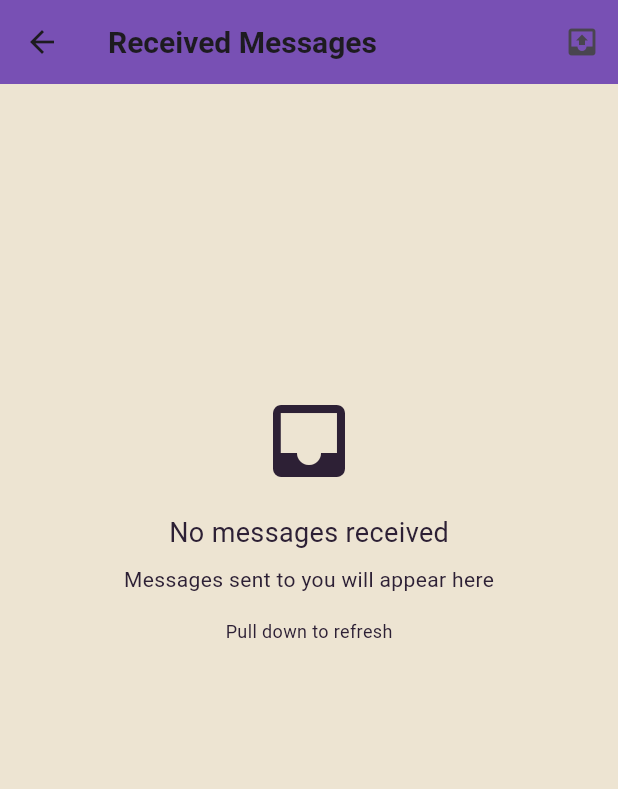
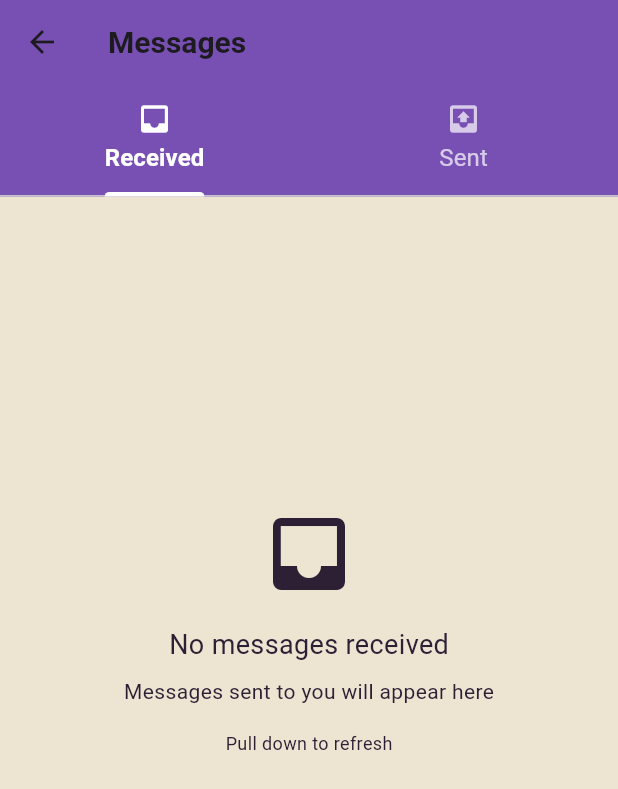
Before and after one commit to Mehedi259/Ally, a Flutter app: the MessagesScreen screen opened directly, on a phone screen of 412 x 824 dp. Shown: the top 789 px of the screen. Run offline on Flutter 3.47's test engine with Material 3 defaults, Android fonts, the phone set to English and light mode, and no system bars; our stand-ins replace cloud_firestore, firebase_auth, firebase_core, flutter_local_notifications, google_sign_in, sliding_up_panel and 1 more; accounts and stored records are empty.

Commit message:
Implement tab-based navigation for messages screen
- **UI/UX**:
    - Replaced the toggle-style "Sent/Received" button with a `TabBar` and `TabBarView` for better navigation.
    - Added "Received" and "Sent" tabs with corresponding icons (`inbox`, `outbox`) and styled labels.
    - Standardized the `AppBar` title to "Messages".
- **Logic & State Management**:
    - Integrated `SingleTickerProviderStateMixin` and `TabController` to manage view transitions.
    - Implemented `_onTabChanged` listener to automatically trigger message reloading when switching between tabs.
    - Updated message loading and display logic to determine view state (Sent vs. Received) based on the current tab index.
    - Optimized message detail navigation to pass the correct context based on the active tab.

```diff
--- a/lib/messaging/messages_screen.dart
+++ b/lib/messaging/messages_screen.dart
@@ -16,10 +16,10 @@ class MessagesScreen extends StatefulWidget {
   State<MessagesScreen> createState() => _MessagesScreenState();
 }
 
-class _MessagesScreenState extends State<MessagesScreen> {
+class _MessagesScreenState extends State<MessagesScreen> with SingleTickerProviderStateMixin {
   static const _autoRefreshInterval = Duration(seconds: 30);
 
-  bool _showingSent = false;
+  late TabController _tabController;
   List<Message> _messages = [];
   bool _isLoading = true;
   String? _errorMessage;
@@ -31,6 +31,8 @@ class _MessagesScreenState extends State<MessagesScreen> {
   @override
   void initState() {
     super.initState();
+    _tabController = TabController(length: 2, vsync: this);
+    _tabController.addListener(_onTabChanged);
     _loadMessages();
     _startAutoRefresh();
   }
@@ -38,7 +40,15 @@ class _MessagesScreenState extends State<MessagesScreen> {
   @override
   void dispose() {
     _autoRefreshTimer?.cancel();
+    _tabController.removeListener(_onTabChanged);
+    _tabController.dispose();
     super.dispose();
+  }
+
+  void _onTabChanged() {
+    if (!_tabController.indexIsChanging) {
+      _loadMessages();
+    }
   }
 
   void _startAutoRefresh() {
@@ -67,12 +77,13 @@ class _MessagesScreenState extends State<MessagesScreen> {
       }
 
       final messageService = ServiceLocator.messageService;
-      final messages = _showingSent
+      final showingSent = _tabController.index == 1;
+      final messages = showingSent
           ? await messageService.getSentMessages('token', user.uid)
           : await messageService.getReceivedMessages('token', user.uid);
 
       // Pre-fetch profiles for all senders/recipients
-      final userIds = _showingSent
+      final userIds = showingSent
           ? messages.map((m) => m.recipientId).toSet()
           : messages.map((m) => m.senderId).toSet();
 
@@ -100,13 +111,6 @@ class _MessagesScreenState extends State<MessagesScreen> {
         _isLoading = false;
       });
     }
-  }
-
-  void _toggleView() {
-    setState(() {
-      _showingSent = !_showingSent;
-    });
-    _loadMessages();
   }
 
   String _getUserName(String userId) {
@@ -152,6 +156,7 @@ class _MessagesScreenState extends State<MessagesScreen> {
   }
 
   void _openMessageDetail(Message message) async {
+    final showingSent = _tabController.index == 1;
     Navigator.push(
       context,
       MaterialPageRoute(
@@ -159,7 +164,7 @@ class _MessagesScreenState extends State<MessagesScreen> {
           message: message,
           senderName:   _getUserName(message.senderId),
           recipientName: _getUserName(message.recipientId),
-          isSentMessage: _showingSent,
+          isSentMessage: showingSent,
         ),
       ),
     ).then((_) => _loadMessages()); // Refresh after returning
@@ -169,19 +174,43 @@ class _MessagesScreenState extends State<MessagesScreen> {
   Widget build(BuildContext context) {
     return Scaffold(
       appBar: AppBar(
-        title: Text(_showingSent ? 'Sent Messages' : 'Received Messages'),
+        title: const Text('Messages'),
         backgroundColor: AveaThemes.current().primarySwatch,
-        actions: [
-          IconButton(
-            icon: Icon(_showingSent ? Icons.inbox : Icons.outbox),
-            tooltip: _showingSent ? 'View Received' : 'View Sent',
-            onPressed: _toggleView,
+        bottom: TabBar(
+          controller: _tabController,
+          indicatorColor: Colors.white,
+          indicatorWeight: 3,
+          labelColor: Colors.white,
+          labelStyle: const TextStyle(
+            fontSize: 16,
+            fontWeight: FontWeight.bold,
           ),
-        ],
+          unselectedLabelColor: Colors.white70,
+          unselectedLabelStyle: const TextStyle(
+            fontSize: 16,
+            fontWeight: FontWeight.normal,
+          ),
+          tabs: const [
+            Tab(
+              icon: Icon(Icons.inbox),
+              text: 'Received',
+            ),
+            Tab(
+              icon: Icon(Icons.outbox),
+              text: 'Sent',
+            ),
+          ],
+        ),
       ),
       body: Container(
         color: AveaThemes.current().backgroundColor,
-        child: _buildBody(),
+        child: TabBarView(
+          controller: _tabController,
+          children: [
+            _buildBody(), // Received messages
+            _buildBody(), // Sent messages
+          ],
+        ),
       ),
     );
   }
@@ -231,6 +260,7 @@ class _MessagesScreenState extends State<MessagesScreen> {
     }
 
     if (_messages.isEmpty) {
+      final showingSent = _tabController.index == 1;
       return RefreshIndicator(
         onRefresh: _loadMessages,
         child: ListView(
@@ -242,13 +272,13 @@ class _MessagesScreenState extends State<MessagesScreen> {
                 mainAxisAlignment: MainAxisAlignment.center,
                 children: [
                   Icon(
-                    _showingSent ? Icons.outbox : Icons.inbox,
+                    showingSent ? Icons.outbox : Icons.inbox,
                     size: 64,
                     color: AveaThemes.current().secondaryTextColor,
                   ),
                   const SizedBox(height: 16),
                   Text(
-                    _showingSent ? 'No sent messages' : 'No messages received',
+                    showingSent ? 'No sent messages' : 'No messages received',
                     style:TextStyle(
                       color: AveaThemes.current().textColor,
                       fontSize: 18,
@@ -256,7 +286,7 @@ class _MessagesScreenState extends State<MessagesScreen> {
                   ),
                   const SizedBox(height: 8),
                   Text(
-                    _showingSent
+                    showingSent
                         ? 'Messages you send will appear here'
                         : 'Messages sent to you will appear here',
                     style: TextStyle(color: AveaThemes.current().secondaryTextColor),
@@ -282,7 +312,8 @@ class _MessagesScreenState extends State<MessagesScreen> {
         separatorBuilder: (context, index) => const SizedBox(height: 12),
         itemBuilder: (context, index) {
           final message = _messages[index];
-          final otherUserId = _showingSent ? message.recipientId : message.senderId;
+          final showingSent = _tabController.index == 1;
+          final otherUserId = showingSent ? message.recipientId : message.senderId;
           final otherUserName = _getUserName(otherUserId);
 
           return GestureDetector(
@@ -302,13 +333,13 @@ class _MessagesScreenState extends State<MessagesScreen> {
                       Row(
                         children: [
                           Icon(
-                            _showingSent ? Icons.arrow_upward : Icons.arrow_downward,
+                            showingSent ? Icons.arrow_upward : Icons.arrow_downward,
                             size: 16,
-                            color: _showingSent ? Colors.orange : Colors.green,
+                            color: showingSent ? Colors.orange : Colors.green,
                           ),
                           const SizedBox(width: 8),
                           Text(
-                            _showingSent ? 'To: $otherUserName' : 'From: $otherUserName',
+                            showingSent ? 'To: $otherUserName' : 'From: $otherUserName',
                             style: TextStyle(
                               color: AveaThemes.current().textColor,
                               fontWeight: FontWeight.bold,
```
